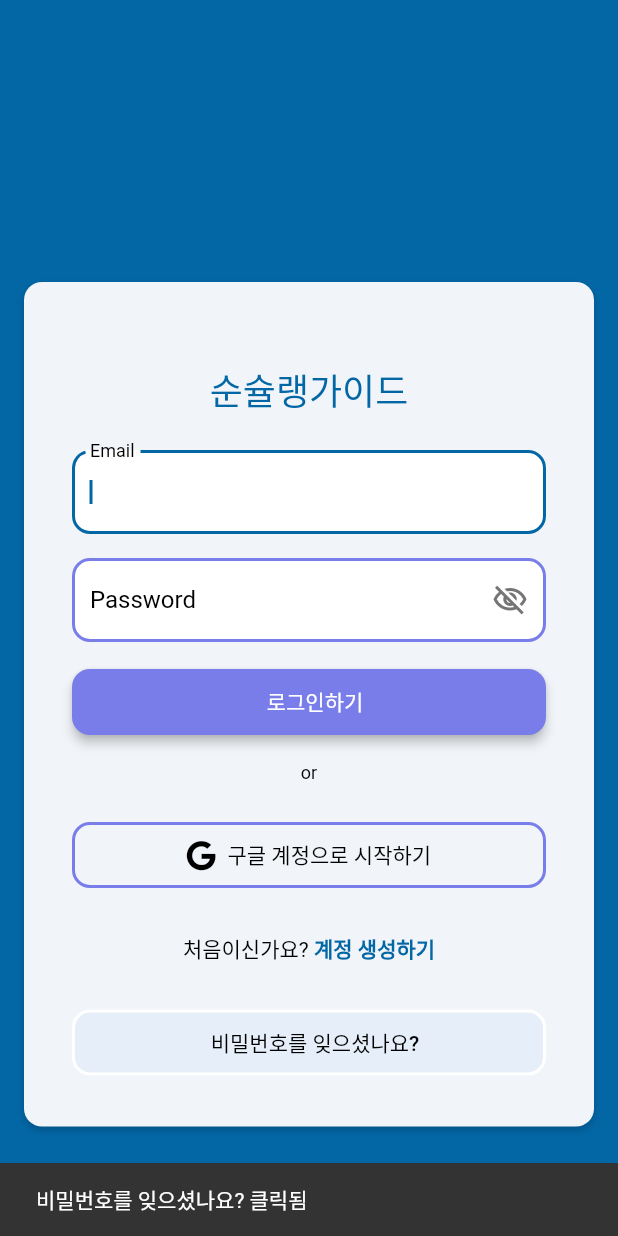
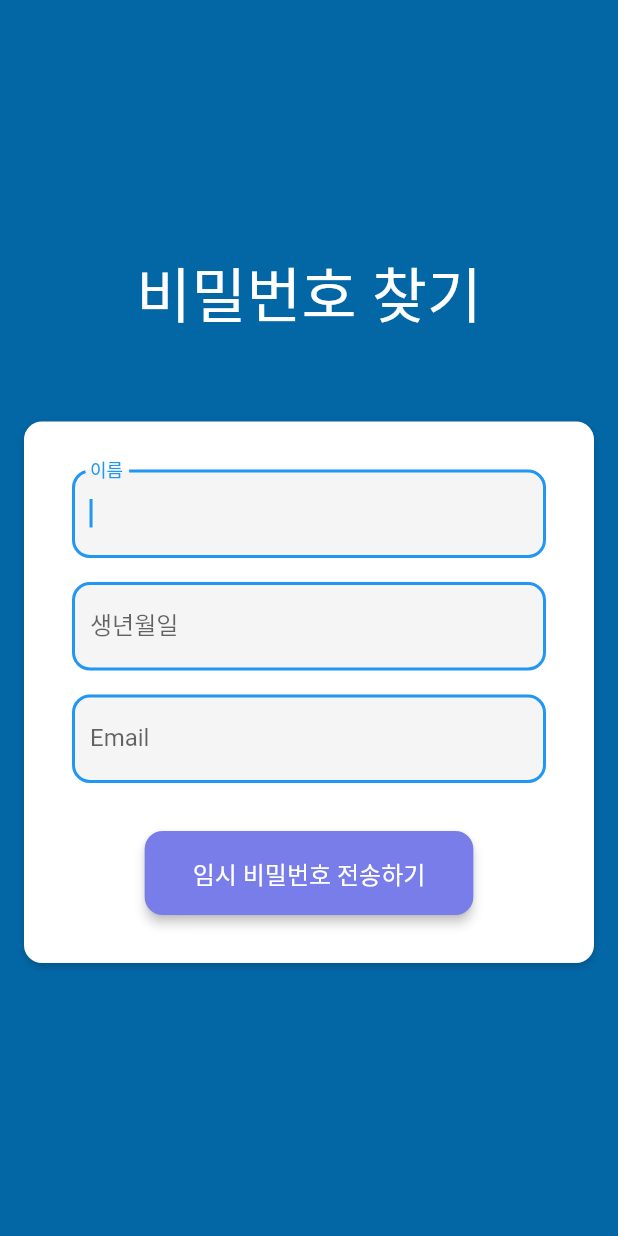
Before and after one commit to SummerToday/Soon-Sulleng-Guide-App, a Flutter app: the screen it shows after launch, after a tap on "비밀번호를 잊으셨나요?", on a phone screen of 412 x 824 dp. Run offline on Flutter 3.47's test engine with Material 2 defaults, Android fonts, the phone set to English and light mode, and no system bars; drawn by our look-alikes of flutter_animate; our stand-ins replace font_awesome_flutter; accounts and stored records are empty; Roboto replaces fonts that are missing (Yangjin).

Commit message:
비밀번호 찾기 화면 구현

```diff
--- /dev/null
+++ b/lib/Account/forgotPassword.dart
@@ -0,0 +1,312 @@
+import 'package:flutter/material.dart';
+import 'package:provider/provider.dart';
+import 'auth2_create_model.dart';
+
+class forgotPassword extends StatefulWidget {
+  const forgotPassword({super.key});
+
+  @override
+  State<forgotPassword> createState() => _forgotPasswordState();
+}
+
+class _forgotPasswordState extends State<forgotPassword>
+    with TickerProviderStateMixin {
+  late Auth2CreateModel _model;
+
+  final GlobalKey<ScaffoldState> scaffoldKey = GlobalKey<ScaffoldState>();
+
+  @override
+  void initState() {
+    super.initState();
+    _model = context.read<Auth2CreateModel>();
+  }
+
+  @override
+  void dispose() {
+    _model.dispose();
+    super.dispose();
+  }
+
+  @override
+  Widget build(BuildContext context) {
+    return GestureDetector(
+      onTap: () => FocusScope.of(context).unfocus(),
+      child: Scaffold(
+        key: scaffoldKey,
+        backgroundColor: const Color(0xFF0367A6),
+        body: Container(
+          width: double.infinity,
+          height: double.infinity,
+          alignment: AlignmentDirectional.center,
+          child: Column(
+            mainAxisAlignment: MainAxisAlignment.center,
+            children: [
+              Align(
+                alignment: AlignmentDirectional.center,
+                child: Padding(
+                  padding: const EdgeInsets.only(bottom: 40),  // 간격 조정
+                  child: Text(
+                    '비밀번호 찾기',
+                    textAlign: TextAlign.center,
+                    style: TextStyle(
+                      fontFamily: 'Yangjin',
+                      color: Colors.white,
+                      fontSize: 40,
+                      letterSpacing: 0,
+                    ),
+                  ),
+                ),
+              ),
+              Align(
+                alignment: AlignmentDirectional.center,
+                child: Padding(
+                  padding: const EdgeInsets.all(16),
+                  child: Container(
+                    width: double.infinity,
+                    constraints: const BoxConstraints(
+                      maxWidth: 570,
+                    ),
+                    decoration: BoxDecoration(
+                      color: Colors.white,
+                      boxShadow: const [
+                        BoxShadow(
+                          blurRadius: 4,
+                          color: Color(0x33000000),
+                          offset: Offset(0, 2),
+                        )
+                      ],
+                      borderRadius: BorderRadius.circular(12),
+                    ),
+                    alignment: AlignmentDirectional.center,
+                    child: Padding(
+                      padding: const EdgeInsets.all(32),
+                      child: Column(
+                        crossAxisAlignment: CrossAxisAlignment.start,
+                        children: [
+                          Padding(
+                            padding: const EdgeInsets.only(bottom: 16),
+                            child: TextFormField(
+                              controller: _model.emailAddressTextController1,
+                              focusNode: _model.emailAddressFocusNode1,
+                              autofocus: true,
+                              autofillHints: [AutofillHints.name],
+                              obscureText: false,
+                              decoration: InputDecoration(
+                                labelText: '이름',
+                                labelStyle: const TextStyle(
+                                  fontFamily: 'Yangjin',
+                                  letterSpacing: 0,
+                                ),
+                                enabledBorder: OutlineInputBorder(
+                                  borderSide: BorderSide(
+                                    color: Theme.of(context)
+                                        .colorScheme
+                                        .secondary,
+                                    width: 2,
+                                  ),
+                                  borderRadius: BorderRadius.circular(12),
+                                ),
+                                focusedBorder: OutlineInputBorder(
+                                  borderSide: BorderSide(
+                                    color: Theme.of(context).primaryColor,
+                                    width: 2,
+                                  ),
+                                  borderRadius: BorderRadius.circular(12),
+                                ),
+                                errorBorder: OutlineInputBorder(
+                                  borderSide: BorderSide(
+                                    color: Theme.of(context).errorColor,
+                                    width: 2,
+                                  ),
+                                  borderRadius: BorderRadius.circular(12),
+                                ),
+                                focusedErrorBorder: OutlineInputBorder(
+                                  borderSide: BorderSide(
+                                    color: Theme.of(context).errorColor,
+                                    width: 2,
+                                  ),
+                                  borderRadius: BorderRadius.circular(12),
+                                ),
+                                filled: true,
+                                fillColor: Theme.of(context)
+                                    .inputDecorationTheme
+                                    .fillColor,
+                              ),
+                              style: const TextStyle(
+                                fontFamily: 'Yangjin',
+                                letterSpacing: 0,
+                              ),
+                              cursorColor: Theme.of(context).primaryColor,
+                              validator:
+                              _model.emailAddressTextController1Validator,
+                            ),
+                          ),
+                          Padding(
+                            padding: const EdgeInsets.only(bottom: 16),
+                            child: TextFormField(
+                              controller: _model.emailAddressTextController2,
+                              focusNode: _model.emailAddressFocusNode2,
+                              autofocus: true,
+                              autofillHints: [AutofillHints.birthday],
+                              obscureText: false,
+                              decoration: InputDecoration(
+                                labelText: '생년월일',
+                                labelStyle: const TextStyle(
+                                  fontFamily: 'Yangjin',
+                                  letterSpacing: 0,
+                                ),
+                                hintText: '00000000',
+                                enabledBorder: OutlineInputBorder(
+                                  borderSide: BorderSide(
+                                    color: Theme.of(context)
+                                        .colorScheme
+                                        .secondary,
+                                    width: 2,
+                                  ),
+                                  borderRadius: BorderRadius.circular(12),
+                                ),
+                                focusedBorder: OutlineInputBorder(
+                                  borderSide: BorderSide(
+                                    color: Theme.of(context).primaryColor,
+                                    width: 2,
+                                  ),
+                                  borderRadius: BorderRadius.circular(12),
+                                ),
+                                errorBorder: OutlineInputBorder(
+                                  borderSide: BorderSide(
+                                    color: Theme.of(context).errorColor,
+                                    width: 2,
+                                  ),
+                                  borderRadius: BorderRadius.circular(12),
+                                ),
+                                focusedErrorBorder: OutlineInputBorder(
+                                  borderSide: BorderSide(
+                                    color: Theme.of(context).errorColor,
+                                    width: 2,
+                                  ),
+                                  borderRadius: BorderRadius.circular(12),
+                                ),
+                                filled: true,
+                                fillColor: Theme.of(context)
+                                    .inputDecorationTheme
+                                    .fillColor,
+                              ),
+                              style: const TextStyle(
+                                fontFamily: 'Yangjin',
+                                letterSpacing: 0,
+                              ),
+                              cursorColor: Theme.of(context).primaryColor,
+                              validator:
+                              _model.emailAddressTextController2Validator,
+                            ),
+                          ),
+                          Padding(
+                            padding: const EdgeInsets.only(bottom: 16),
+                            child: TextFormField(
+                              controller: _model.emailAddressTextController3,
+                              focusNode: _model.emailAddressFocusNode3,
+                              autofocus: true,
+                              autofillHints: [AutofillHints.email],
+                              obscureText: false,
+                              decoration: InputDecoration(
+                                labelText: 'Email',
+                                labelStyle: const TextStyle(
+                                  fontFamily: 'Yangjin',
+                                  letterSpacing: 0,
+                                ),
+                                hintText: '~ @ ~',
+                                enabledBorder: OutlineInputBorder(
+                                  borderSide: BorderSide(
+                                    color: Theme.of(context)
+                                        .colorScheme
+                                        .secondary,
+                                    width: 2,
+                                  ),
+                                  borderRadius: BorderRadius.circular(12),
+                                ),
+                                focusedBorder: OutlineInputBorder(
+                                  borderSide: BorderSide(
+                                    color: Theme.of(context).primaryColor,
+                                    width: 2,
+                                  ),
+                                  borderRadius: BorderRadius.circular(12),
+                                ),
+                                errorBorder: OutlineInputBorder(
+                                  borderSide: BorderSide(
+                                    color: Theme.of(context).errorColor,
+                                    width: 2,
+                                  ),
+                                  borderRadius: BorderRadius.circular(12),
+                                ),
+                                focusedErrorBorder: OutlineInputBorder(
+                                  borderSide: BorderSide(
+                                    color: Theme.of(context).errorColor,
+                                    width: 2,
+                                  ),
+                                  borderRadius: BorderRadius.circular(12),
+                                ),
+                                filled: true,
+                                fillColor: Theme.of(context)
+                                    .inputDecorationTheme
+                                    .fillColor,
+                              ),
+                              style: const TextStyle(
+                                fontFamily: 'Yangjin',
+                                letterSpacing: 0,
+                              ),
+                              cursorColor: Theme.of(context).primaryColor,
+                              validator:
+                              _model.emailAddressTextController3Validator,
+                            ),
+                          ),
+                          Align(
+                            alignment: AlignmentDirectional.center,
+                            child: Padding(
+                              padding: const EdgeInsets.only(top: 16),
+                              child: ElevatedButton(
+                                onPressed: () async {
+                                  // 유효성 검사 수행
+                                  if (Form.of(context)!.validate()) {
+                                    // 임시 비밀번호 전송 로직 추가
+                                    ScaffoldMessenger.of(context).showSnackBar(
+                                      const SnackBar(
+                                          content: Text('임시 비밀번호가 전송되었습니다.')),
+                                    );
+                                  }
+                                },
+                                style: ElevatedButton.styleFrom(
+                                  primary: const Color(0xFF787DEA),
+                                  padding: const EdgeInsets.symmetric(
+                                      horizontal: 32, vertical: 16),
+                                  shape: RoundedRectangleBorder(
+                                    borderRadius: BorderRadius.circular(12),
+                                  ),
+                                  elevation: 3,
+                                ),
+                                child: Text(
+                                  '임시 비밀번호 전송하기',
+                                  style: Theme.of(context)
+                                      .textTheme
+                                      .titleMedium
+                                      ?.copyWith(
+                                    fontFamily: 'Yangjin',
+                                    letterSpacing: 0,
+                                    color: Colors.white,
+                                  ),
+                                ),
+                              ),
+                            ),
+                          ),
+                        ],
+                      ),
+                    ),
+                  ),
+                ),
+              ),
+            ],
+          ),
+        ),
+      ),
+    );
+  }
+}
--- a/lib/Account/login.dart
+++ b/lib/Account/login.dart
@@ -6,6 +6,8 @@ import 'flutter_flow_theme.dart';
 import 'flutter_flow_widgets.dart';
 import 'flutter_flow_animations.dart';
 import 'create.dart';
+import 'forgotPassword.dart';
+
 class LoginWidget extends StatefulWidget {
   const LoginWidget({super.key});
 
@@ -394,9 +396,12 @@ class _LoginWidgetState extends State<LoginWidget>
                               padding: EdgeInsetsDirectional.fromSTEB(0, 16, 0, 0),
                               child: FFButtonWidget(
                                 onPressed: () async {
-                                  // 임시 비밀번호 재설정 버튼 동작, 추후 백엔드 연동 필요
-                                  ScaffoldMessenger.of(context).showSnackBar(
-                                    SnackBar(content: Text('비밀번호를 잊으셨나요? 클릭됨')),
+                                  // ForgetPasswordWidget으로 이동
+                                  Navigator.push(
+                                    context,
+                                    MaterialPageRoute(
+                                      builder: (context) => const forgotPassword(),
+                                    ),
                                   );
                                 },
                                 text: '비밀번호를 잊으셨나요?',
```
